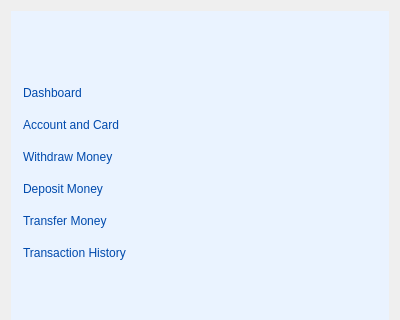
This is resources/ui_files/navbar.ui in Errol-Anthony-Jano/CC15-Final-Project as Qt 5 draws it before an edit; both pictures show x 0 to 400 and y 0 to 320 of the 400 by 498 pixel window. The edited form follows.
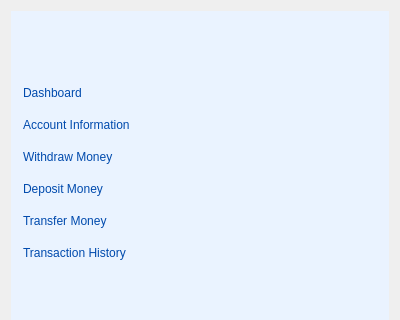
This is the edited form. Icons and pictures are not drawn.

Commit message: Changed button label text

```diff
--- a/resources/ui_files/navbar.ui
+++ b/resources/ui_files/navbar.ui
@@ -121,7 +121,7 @@
 }</string>
           </property>
           <property name="text">
-           <string>Account and Card</string>
+           <string>Account Information</string>
           </property>
           <property name="icon">
            <iconset>
```
